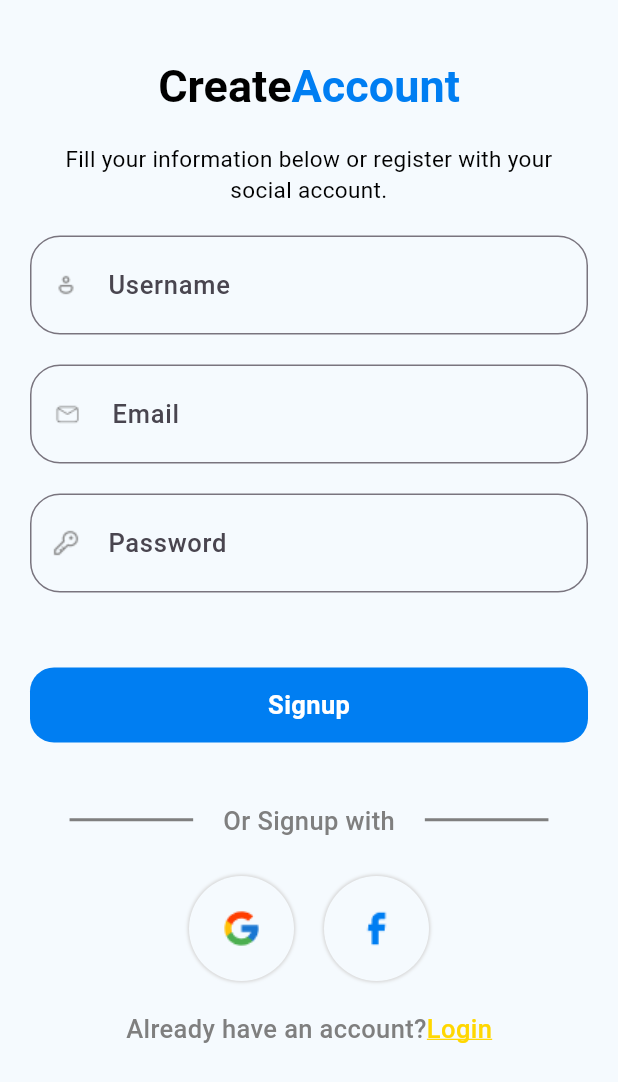
After one commit to RootHex200/hotel_room_booking_app, a Flutter app: the SignUp screen opened by its route, on a phone screen of 412 x 824 dp. The commit adds this screen. Shown: the top 1082 px of the screen. Run offline on Flutter 3.47's test engine with Material 3 defaults, Android fonts, the light colour scheme and no system bars; our stand-ins replace dio, flutter_riverpod, go_router.

Commit message:
Added Signup Page UI and Updated GetstartPage to Navigate To Signup page

```diff
--- /dev/null
+++ b/lib/src/core/common/widgets/0auth_option.dart
@@ -0,0 +1,53 @@
+// ignore_for_file: file_names
+
+import 'package:flutter/material.dart';
+import 'package:hotel_room_booking/src/core/common/widgets/custom_space_widget.dart';
+import 'package:hotel_room_booking/src/core/values/colors/app_colors.dart';
+
+class OAuthOption extends StatelessWidget {
+  const OAuthOption({super.key,required this.facebookAuth,required this.googleAuth});
+
+  final void Function()? googleAuth;
+  final void Function()? facebookAuth;
+  @override
+  Widget build(BuildContext context) {
+    return   Row(
+      mainAxisAlignment: MainAxisAlignment.center,
+      children: [
+        GestureDetector(
+          onTap: googleAuth,
+          child: const OauthItem(imagePath: "assets/images/google.png")),
+        const HorizontalSpace(width: 20,),
+        GestureDetector(
+          onTap: facebookAuth,
+          child: const OauthItem(imagePath: "assets/images/facebook.png"))
+      ],
+    );
+  }
+}
+
+class OauthItem extends StatelessWidget {
+  const OauthItem({super.key,required this.imagePath});
+  final String imagePath;
+  @override
+  Widget build(BuildContext context) {
+    return Container(
+          height: 70,
+          width: 70,
+          decoration: BoxDecoration(
+            color:AppColor.whiteBackgroundColor,
+            borderRadius: BorderRadius.circular(50),
+            boxShadow: const [
+              BoxShadow(
+                spreadRadius: 1,
+                blurRadius: 1,
+                color: AppColor.whiteContainerColor
+              )
+            ]
+          ),
+          child:  Center(
+            child: Image(image: AssetImage(imagePath)),
+          ),
+      );
+  }
+}
--- /dev/null
+++ b/lib/src/core/common/widgets/custom_divider.dart
@@ -0,0 +1,18 @@
+import 'package:flutter/material.dart';
+import 'package:hotel_room_booking/src/core/values/colors/app_colors.dart';
+
+class CustomDivider extends StatelessWidget {
+  const CustomDivider({super.key,required this.width});
+  final double width;
+  @override
+  Widget build(BuildContext context) {
+    return SizedBox(
+      width: width,
+      child: const Divider(
+        thickness: 2,
+        height: 1,
+        color: AppColor.dividerColor,
+      ),
+    );
+  }
+}
--- /dev/null
+++ b/lib/src/core/common/widgets/custom_text_field.dart
@@ -0,0 +1,51 @@
+
+import 'package:flutter/material.dart';
+import 'package:hotel_room_booking/src/core/values/colors/app_colors.dart';
+import 'package:hotel_room_booking/src/core/values/style/text_style.dart';
+
+class CustomTextField extends StatelessWidget {
+  const CustomTextField({
+    super.key,
+    required this.hintText,
+    this.onChanged,
+    this.keyboardType,
+    required this.controller,
+    this.obscureText = false,
+    required this.iconPath,
+    this.initialValue
+  });
+
+  final String hintText;
+  final TextInputType? keyboardType;
+  final TextEditingController controller;
+  final Function(String)? onChanged;
+  final bool obscureText;
+  final String iconPath;
+  final String? initialValue;
+
+  @override
+  Widget build(BuildContext context) {
+    return TextField(
+      controller: controller,
+      onChanged: onChanged,
+      obscureText: obscureText,
+      cursorColor: AppColor.primaryColor,
+      style: textFiledTextStyle,
+      decoration: InputDecoration(
+        prefixIcon: Image(
+          image: AssetImage(iconPath)),
+        contentPadding: const EdgeInsets.only(top: 20,bottom: 20,left: 20,right: 10),
+        hintText: hintText,
+        focusedBorder: const OutlineInputBorder(
+          borderSide: BorderSide(color: AppColor.textFieldBorderColor),
+          borderRadius: BorderRadius.all(Radius.circular(20))
+        ),
+        border: const OutlineInputBorder(
+          borderSide: BorderSide(color: AppColor.textFieldBorderColor),
+          borderRadius: BorderRadius.all(Radius.circular(20))
+        ),
+      ),
+      keyboardType: keyboardType,
+    );
+  }
+}
--- /dev/null
+++ b/lib/src/core/common/widgets/or_option.dart
@@ -0,0 +1,25 @@
+import 'package:flutter/material.dart';
+import 'package:hotel_room_booking/src/core/common/widgets/custom_space_widget.dart';
+import 'package:hotel_room_booking/src/core/values/style/text_style.dart';
+import 'package:hotel_room_booking/src/core/common/widgets/custom_divider.dart';
+
+class OrOption extends StatelessWidget {
+  const OrOption({super.key, required this.text});
+  final String text;
+  @override
+  Widget build(BuildContext context) {
+    return Row(
+      mainAxisAlignment: MainAxisAlignment.center,
+      children: [
+        CustomDivider(width: MediaQuery.of(context).size.width * 0.20,),
+        const HorizontalSpace(width: 20),
+        Text(
+          text,
+          style: grayColorTextStyle,
+        ),
+        const HorizontalSpace(width: 20),
+        CustomDivider(width: MediaQuery.of(context).size.width * 0.20,),
+      ],
+    );
+  }
+}
--- a/lib/src/core/router/app_router_config.dart
+++ b/lib/src/core/router/app_router_config.dart
@@ -4,6 +4,7 @@ import 'package:flutter/material.dart';
 import 'package:flutter_riverpod/flutter_riverpod.dart';
 import 'package:go_router/go_router.dart';
 import 'package:hotel_room_booking/src/core/router/routers.dart';
+import 'package:hotel_room_booking/src/features/authentication/sign_up/presentation/view/sign_up_page.dart';
 import 'package:hotel_room_booking/src/features/splash/presentation/view/get_start_screen.dart';
 import 'package:hotel_room_booking/src/features/splash/presentation/view/splash_screen.dart';
 
@@ -28,6 +29,16 @@ final GoRouter _router=GoRouter(
               child: const GetStartScreen()
             );
           },
+        ),
+        GoRoute(
+          path: Routes.auth.name,
+          name: Routes.signUp.name,
+          pageBuilder: (context, state) {
+            return  MaterialPage(
+              key: state.pageKey,
+              child: const SignUp()
+            );
+          },
         )
       ]
     )
--- a/lib/src/core/router/routers.dart
+++ b/lib/src/core/router/routers.dart
@@ -2,6 +2,7 @@ enum Routes {
   startPage,
   getStart,
   splashScreen,
+  auth,
   signIn,
   signUp,
   details
--- a/lib/src/core/values/colors/app_colors.dart
+++ b/lib/src/core/values/colors/app_colors.dart
@@ -10,4 +10,5 @@ class AppColor {
   static const Color whiteContainerColor=Color(0xFFD9D9D9);
   static const Color textFieldBorderColor=Color(0xFF6C6868);
   static const Color opacityPrimaryColor=Color(0xFF007EF2);
+  static const Color dividerColor=Color(0xFF7F7F7F);
 }
--- a/lib/src/core/values/strings/app_strings.dart
+++ b/lib/src/core/values/strings/app_strings.dart
@@ -42,5 +42,8 @@ class AppString {
   static const String expiryDate = "Expiry Date";
   static const String cvv = "CVV";
   static const String payNow = "Pay Now";
+  static const String username="Username";
+  static const String email="Email";
+  static const String password="Password";
 
 }
--- a/lib/src/core/values/style/text_style.dart
+++ b/lib/src/core/values/style/text_style.dart
@@ -33,3 +33,37 @@ const whiteColorTextStyle=TextStyle(
   color: AppColor.whiteTextColor,
   fontWeight: FontWeight.bold
 );
+
+
+const headLineRichTextBlackColorBoldTextStyle=TextStyle(
+  fontSize: 30,
+  color: AppColor.blackTextColor,
+  fontWeight: FontWeight.bold
+);
+
+const headLineRichTextBlueColorBoldTextStyle=TextStyle(
+  fontSize: 30,
+  color: AppColor.primaryColor,
+  fontWeight: FontWeight.bold
+);
+
+const textFiledTextStyle=TextStyle(
+  fontSize: 17,
+  color: AppColor.blackTextColor,
+  fontWeight: FontWeight.w500
+);
+
+const grayColorTextStyle=TextStyle(
+  fontSize: 17,
+  color: AppColor.grayTextColor,
+  fontWeight: FontWeight.w500
+);
+
+
+const linkTextStyle=TextStyle(
+  fontSize: 17,
+  color: AppColor.yellowColor,
+  fontWeight: FontWeight.w500,
+  decoration: TextDecoration.underline,
+  decorationColor: AppColor.yellowColor
+);
--- /dev/null
+++ b/lib/src/features/authentication/sign_up/presentation/view/components/sign_up_form_field.dart
@@ -0,0 +1,79 @@
+
+
+import 'dart:developer';
+
+import 'package:flutter/material.dart';
+import 'package:hotel_room_booking/src/core/common/widgets/custom_button_widget.dart';
+import 'package:hotel_room_booking/src/core/common/widgets/custom_space_widget.dart';
+import 'package:hotel_room_booking/src/core/common/widgets/custom_text_field.dart';
+import 'package:hotel_room_booking/src/core/values/strings/app_strings.dart';
+
+class SignUpFormField extends StatefulWidget {
+  const SignUpFormField({super.key});
+
+  @override
+  State<SignUpFormField> createState() => _SignUpFormFieldState();
+}
+
+class _SignUpFormFieldState extends State<SignUpFormField> {
+  late TextEditingController _userNameController;
+  late TextEditingController _emailController;
+  late TextEditingController _passwordController;
+
+  @override
+  void initState() {
+    _userNameController=TextEditingController();
+    _emailController=TextEditingController();
+    _passwordController=TextEditingController();
+    super.initState();
+  }
+
+  @override
+  void dispose() {
+    _userNameController.dispose();
+    _emailController.dispose();
+    _passwordController.dispose();
+    super.dispose();
+    log("dispose",error: "here is all dispose");
+  }
+  @override
+  Widget build(BuildContext context) {
+    return Column(
+      children: [
+      Container(
+              width: MediaQuery.of(context).size.width,
+              margin:const EdgeInsets.only(left: 20,right: 20),
+              child: CustomTextField(
+                iconPath: "assets/images/person.png",
+                hintText: AppString.username, controller: _userNameController
+                ),
+            ),
+            const VerticalSpace(height: 20),
+                  Container(
+              width: MediaQuery.of(context).size.width,
+              margin:const EdgeInsets.only(left: 20,right: 20),
+              child: CustomTextField(
+                iconPath: "assets/images/email.png",
+                hintText: AppString.email, controller: _emailController
+                ),
+            ),
+                        const VerticalSpace(height: 20),
+                  Container(
+              width: MediaQuery.of(context).size.width,
+              margin:const EdgeInsets.only(left: 20,right: 20),
+              child: CustomTextField(
+                iconPath: "assets/images/password.png",
+                hintText: AppString.password, controller: _passwordController
+                ),
+            ),
+        const VerticalSpace(height: 50),
+
+        CustomButtonWidget(
+          height: 50,
+          margin: const EdgeInsets.only(left: 20,right: 20),
+          width: MediaQuery.of(context).size.width,
+          buttonText: AppString.signup, radius: 16)
+      ],
+    );
+  }
+}
--- /dev/null
+++ b/lib/src/features/authentication/sign_up/presentation/view/sign_up_page.dart
@@ -0,0 +1,62 @@
+import 'package:flutter/material.dart';
+import 'package:hotel_room_booking/src/core/common/widgets/0auth_option.dart';
+import 'package:hotel_room_booking/src/core/common/widgets/custom_space_widget.dart';
+import 'package:hotel_room_booking/src/core/values/strings/app_strings.dart';
+import 'package:hotel_room_booking/src/core/values/style/text_style.dart';
+import 'package:hotel_room_booking/src/core/common/widgets/or_option.dart';
+import 'package:hotel_room_booking/src/features/authentication/sign_up/presentation/view/components/sign_up_form_field.dart';
+
+class SignUp extends StatelessWidget {
+  const SignUp({super.key});
+  @override
+  Widget build(BuildContext context) {
+    return  SafeArea(
+      child: Scaffold(
+        body: SingleChildScrollView(
+          child: Column(
+            children: [
+              const VerticalSpace(height: 40,),
+              Center(
+                child:RichText(
+                text: const TextSpan(
+                  style: TextStyle(fontSize: 40),
+                children: [
+                  TextSpan(text: AppString.create,style: headLineRichTextBlackColorBoldTextStyle),
+                  TextSpan(text: AppString.account,style: headLineRichTextBlueColorBoldTextStyle)
+                ]
+              )
+              ),
+              ),
+              const VerticalSpace(height: 20,),
+              const Padding(
+                padding: EdgeInsets.only(right: 40,left: 40),
+                 child: Text(AppString.signUpLongText,textAlign: TextAlign.center,maxLines: 2,style: longTextStyle,),
+              ),
+              const VerticalSpace(height: 20,),
+              const SignUpFormField(),
+              const VerticalSpace(height: 40,),
+              const OrOption(text: AppString.orSignUpWith),
+              const VerticalSpace(height: 25,),
+              OAuthOption(
+                googleAuth: (){
+                },
+                facebookAuth: (){
+                },
+              ),
+              const VerticalSpace(height: 20,),
+               Row(
+                mainAxisAlignment: MainAxisAlignment.center,
+                children: [
+                  const Text(AppString.alreadyhaveanaccount,style: grayColorTextStyle,),
+                  GestureDetector(
+                    onTap: (){},
+                    child: const Text(AppString.login,style: linkTextStyle,))
+                ],
+              )
+            ],
+          ),
+        ),
+      ),
+    );
+  }
+}
--- a/lib/src/features/splash/presentation/view/get_start_screen.dart
+++ b/lib/src/features/splash/presentation/view/get_start_screen.dart
@@ -1,7 +1,9 @@
 
 import 'package:flutter/material.dart';
+import 'package:go_router/go_router.dart';
 import 'package:hotel_room_booking/src/core/common/widgets/custom_button_widget.dart';
 import 'package:hotel_room_booking/src/core/common/widgets/custom_space_widget.dart';
+import 'package:hotel_room_booking/src/core/router/routers.dart';
 import 'package:hotel_room_booking/src/core/values/strings/app_strings.dart';
 import 'package:hotel_room_booking/src/core/values/style/text_style.dart';
 
@@ -26,10 +28,15 @@ class GetStartScreen extends StatelessWidget {
 
             const VerticalSpace(height: 30),
 
-            CustomButtonWidget(
-              radius: 17,
-              margin: const EdgeInsets.only(left: 20,right: 20),
-              buttonText: AppString.startExploring,height: 50,width: MediaQuery.of(context).size.width,),
+            GestureDetector(
+              onTap: (){
+                _navigateToSignUpScreen(context);
+              },
+              child: CustomButtonWidget(
+                radius: 17,
+                margin: const EdgeInsets.only(left: 20,right: 20),
+                buttonText: AppString.startExploring,height: 50,width: MediaQuery.of(context).size.width,),
+            ),
 
           ],
         ),
@@ -37,3 +44,7 @@ class GetStartScreen extends StatelessWidget {
     );
   }
 }
+
+void _navigateToSignUpScreen(BuildContext context){
+  context.goNamed(Routes.signUp.name);
+}
```
Also changed, not shown: assets/images/email.png (added), assets/images/facebook.png (added), assets/images/google.png (added), assets/images/password.png (added), assets/images/person.png (added).
